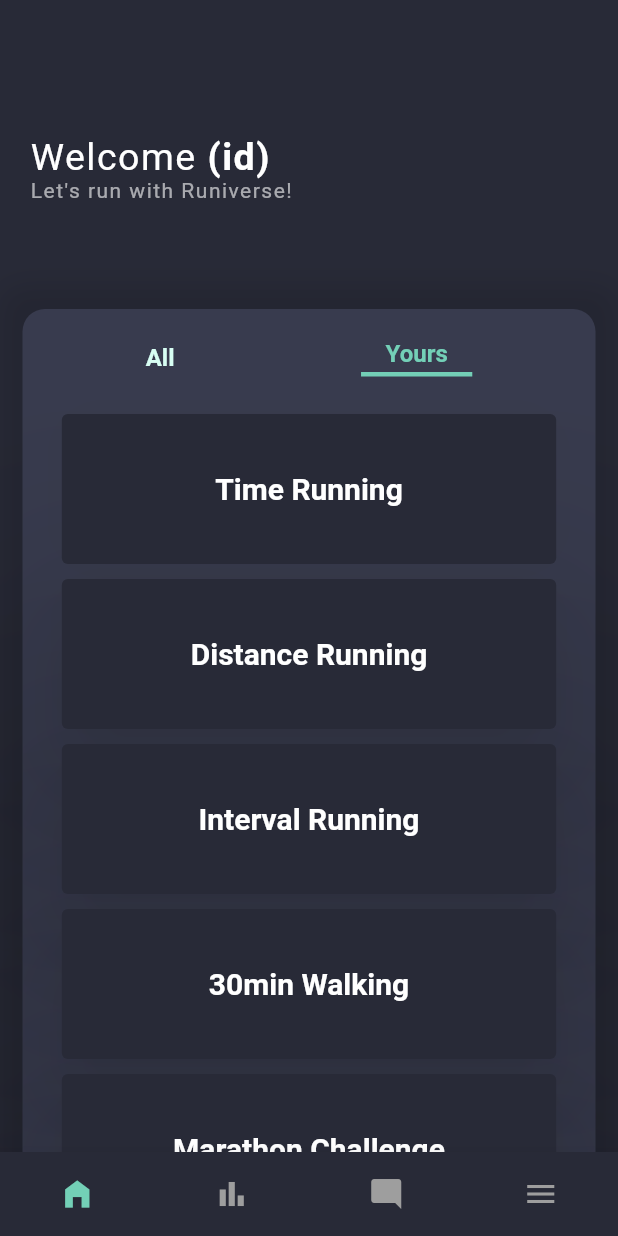
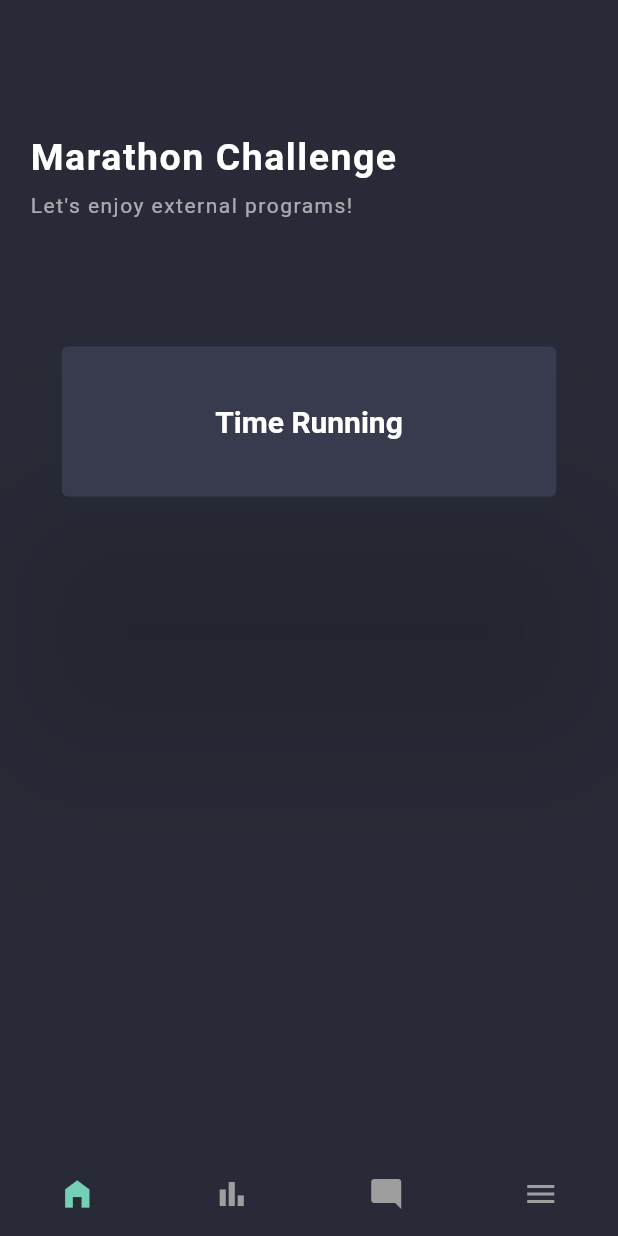
Before and after one commit to CHOSION/runiverse, a Flutter app: the screen it shows after launch, after a tap on "Login", on a phone screen of 412 x 824 dp. Run offline on Flutter 3.47's test engine with Material 2 defaults, Android fonts, the phone set to English and light mode, and no system bars; our stand-ins replace animated_splash_screen, page_transition.

Commit message:
220529_1
running.dart
basic prototype complete

```diff
--- a/lib/login.dart
+++ b/lib/login.dart
@@ -1,5 +1,6 @@
 import 'package:flutter/material.dart';
 import 'package:runiverse/config/palette.dart';
+import 'package:runiverse/running/running.dart';
 import 'package:runiverse/signup.dart';
 import 'package:runiverse/running/programs.dart';
 import 'package:runiverse/running/profile.dart';
@@ -75,7 +76,7 @@ class LoginPage extends StatelessWidget {
           onPressed: () {
             Navigator.push(context,
                 MaterialPageRoute(builder: (BuildContext context) {
-                  return Programs();
+                  return Marathon();
                 })
             );
           },
--- a/lib/running/profile.dart
+++ b/lib/running/profile.dart
@@ -1,15 +1,22 @@
 import 'package:flutter/material.dart';
 import 'package:runiverse/config/palette.dart';
 
-class Profile extends StatelessWidget {
+class Profile extends StatefulWidget {
   const Profile({Key? key}) : super(key: key);
 
   @override
+  State<Profile> createState() => _ProfileState();
+}
+
+class _ProfileState extends State<Profile> {
+  @override
   Widget build(BuildContext context) {
+
     double height = MediaQuery.of(context).size.height;
     double width = MediaQuery.of(context).size.width;
 
     return Scaffold(
+
       bottomNavigationBar: BottomNavigationBar(
         type: BottomNavigationBarType.fixed,
         iconSize: 24,
@@ -45,7 +52,42 @@ class Profile extends StatelessWidget {
               label: 'Menu'),
         ],
       ),
-      body: Stack(),
+
+      body: Stack(
+        children: [
+          Positioned(
+              top: 0,
+              left: 0,
+              right: 0,
+              child: Container(
+                height: 300,
+                padding: EdgeInsets.only(top: 20, left: 20),
+                child: Column(
+                  crossAxisAlignment: CrossAxisAlignment.center,
+                  children: [
+                    Container(
+                      padding: EdgeInsets.all(20.0),
+                      height: 260,
+                      width: width-20,
+                      margin: EdgeInsets.symmetric(horizontal: 15),
+                      decoration: BoxDecoration(
+                        color: Palette.backgroundDarkColor,
+                        borderRadius: BorderRadius.circular(10.0),
+                      ),
+                      child: Column(
+                        children: [
+                          Row(
+
+                          )
+                        ],
+                      ),
+                    )
+                  ],
+                ),
+              )
+          )
+        ],
+      ),
       backgroundColor: Palette.blockColor,
     );
   }
--- a/lib/running/programs.dart
+++ b/lib/running/programs.dart
@@ -93,6 +93,9 @@ class _ProgramsState extends State<Programs> {
                           )
                         ]
                     ),
+                  ),
+                  SizedBox(
+                    height: 10,
                   ),
                   Text(
                     'Let\'s run with Runiverse!',
--- a/lib/running/running.dart
+++ b/lib/running/running.dart
@@ -0,0 +1,121 @@
+import 'package:flutter/material.dart';
+import 'package:runiverse/config/palette.dart';
+
+class Marathon extends StatefulWidget {
+  const Marathon({Key? key}) : super(key: key);
+
+  @override
+  State<Marathon> createState() => _MarathonState();
+}
+
+class _MarathonState extends State<Marathon> {
+  @override
+  Widget build(BuildContext context) {
+    double height = MediaQuery.of(context).size.height;
+    double width = MediaQuery.of(context).size.width;
+
+    return Scaffold(
+      backgroundColor: Palette.backgroundDarkColor,
+
+      bottomNavigationBar: BottomNavigationBar(
+        type: BottomNavigationBarType.fixed,
+        iconSize: 24,
+        backgroundColor: Palette.backgroundDarkColor,
+        selectedIconTheme: IconThemeData(color: Palette.iconColor),
+        unselectedIconTheme: IconThemeData(color: Colors.grey),
+        showSelectedLabels: false,
+        showUnselectedLabels: false,
+        items: [
+          BottomNavigationBarItem(
+              icon: Padding(
+                padding: const EdgeInsets.only(top: 2.0),
+                child: Icon(Icons.home_filled),
+              ),
+              label: 'Home'),
+          BottomNavigationBarItem(
+              icon: Padding(
+                padding: const EdgeInsets.only(top: 2.0),
+                child: Icon(Icons.bar_chart),
+              ),
+              label: 'Stat'),
+          BottomNavigationBarItem(
+              icon: Padding(
+                padding: const EdgeInsets.only(top: 2.0),
+                child: Icon(Icons.mode_comment),
+              ),
+              label: 'Comment'),
+          BottomNavigationBarItem(
+              icon: Padding(
+                padding: const EdgeInsets.only(top: 2.0),
+                child: Icon(Icons.menu),
+              ),
+              label: 'Menu'),
+        ],
+      ),
+
+      body: Stack(
+        children: [
+          Positioned(
+            top: 0,
+            left: 0,
+            right: 0,
+            child: Container(
+              height: 300,
+              padding: EdgeInsets.only(top: 90, left: 20),
+              child: Column(
+                crossAxisAlignment: CrossAxisAlignment.start,
+                children: [
+                  RichText(
+                    text: TextSpan(
+                      text: "Marathon Challenge",
+                      style: TextStyle(
+                          letterSpacing: 1.0,
+                          fontSize: 25,
+                          color: Colors.white,
+                          fontWeight: FontWeight.bold),
+                    ),
+                  ),
+                  SizedBox(
+                    height: 10,
+                  ),
+                  Text(
+                    'Let\'s enjoy external programs!',
+                    style: TextStyle(
+                      letterSpacing: 1.0,
+                      color: Colors.white60,
+                    ),
+                  ),
+                ],
+              ),
+            ),
+          ),
+
+          Positioned(
+              top: height * 0.25,
+              child: Container(
+                padding: EdgeInsets.only(left: width*0.1),
+                child: Column(
+                  crossAxisAlignment: CrossAxisAlignment.center,
+                  children: [
+                    Container(
+                      margin: EdgeInsets.only(top: 25),
+                      child: ElevatedButton(
+                        child: Text("Time Running",style: TextStyle(fontSize: 20, fontWeight: FontWeight.bold),),
+                        onPressed: (){},
+                        style: ButtonStyle(
+                            minimumSize: MaterialStateProperty.all<Size>(Size(width*0.8,100)),
+                            backgroundColor: MaterialStateProperty.all<Color>(Palette.blockColor),
+                            elevation: MaterialStateProperty.all(70),
+                            padding: MaterialStateProperty.all(EdgeInsets.all(30))
+                        ),
+                      ),
+                    ),
+                  ],
+                ),
+              )
+          )
+        ],
+      ),
+    );
+  }
+}
```
